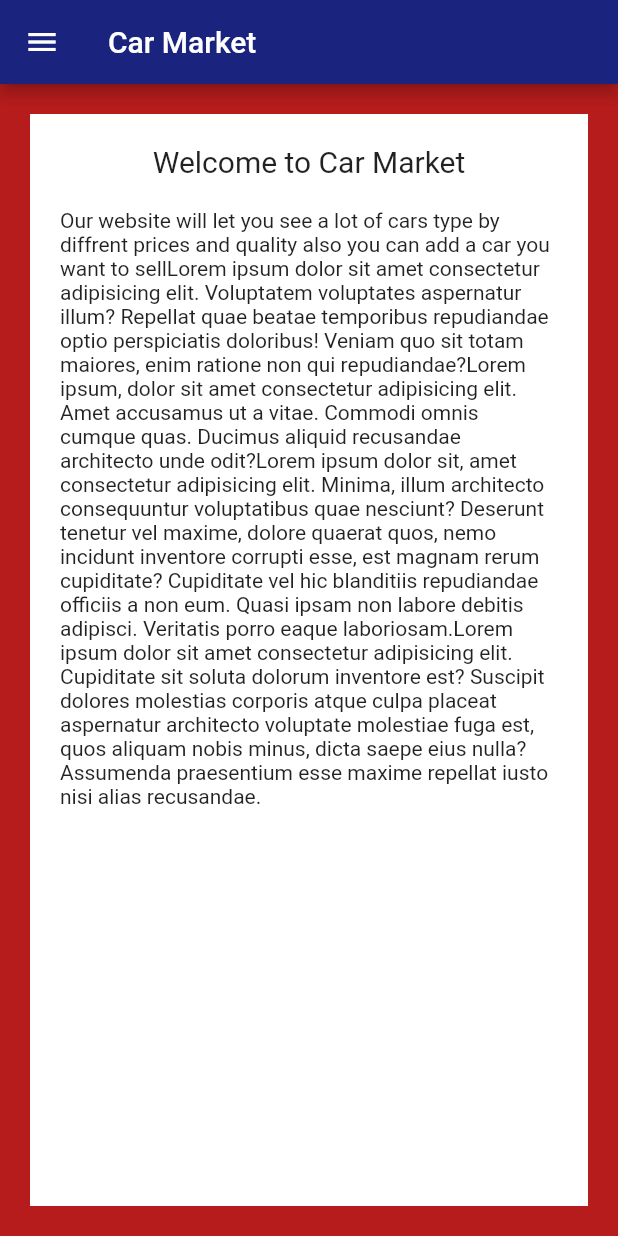
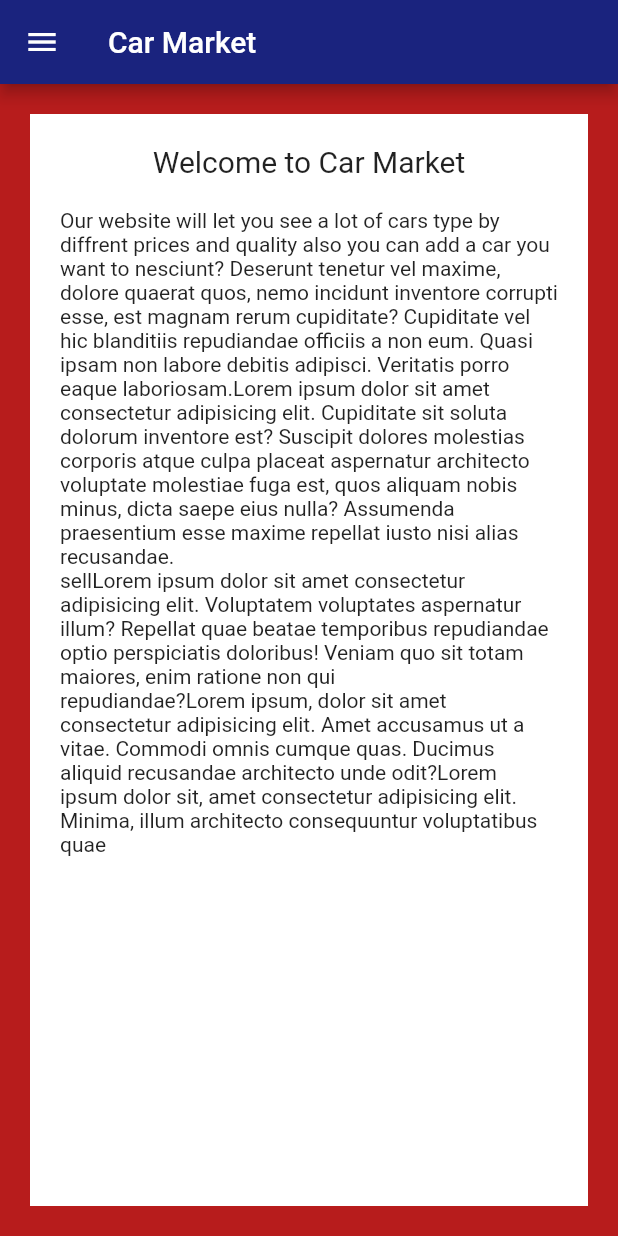
Before and after one commit to Kucun300/car_market, a Flutter app: the screen it shows after launch, on a phone screen of 412 x 824 dp. Run offline on Flutter 3.47's test engine with Material 2 defaults, Android fonts, the phone set to English and light mode, and no system bars.

Commit message:
Update Home.dart
sorting

```diff
--- a/lib/Home.dart
+++ b/lib/Home.dart
@@ -46,7 +46,9 @@ class Home extends StatelessWidget {
                 height: 20,
                 width: 300,
               ),
-              Text('Our website will let you see a lot of cars type by diffrent prices and quality also you can add a car you want to sellLorem ipsum dolor sit amet consectetur adipisicing elit. Voluptatem voluptates aspernatur illum? Repellat quae beatae temporibus repudiandae optio perspiciatis doloribus! Veniam quo sit totam maiores, enim ratione non qui repudiandae?Lorem ipsum, dolor sit amet consectetur adipisicing elit. Amet accusamus ut a vitae. Commodi omnis cumque quas. Ducimus aliquid recusandae architecto unde odit?Lorem ipsum dolor sit, amet consectetur adipisicing elit. Minima, illum architecto consequuntur voluptatibus quae nesciunt? Deserunt tenetur vel maxime, dolore quaerat quos, nemo incidunt inventore corrupti esse, est magnam rerum cupiditate? Cupiditate vel hic blanditiis repudiandae officiis a non eum. Quasi ipsam non labore debitis adipisci. Veritatis porro eaque laboriosam.Lorem ipsum dolor sit amet consectetur adipisicing elit. Cupiditate sit soluta dolorum inventore est? Suscipit dolores molestias corporis atque culpa placeat aspernatur architecto voluptate molestiae fuga est, quos aliquam nobis minus, dicta saepe eius nulla? Assumenda praesentium esse maxime repellat iusto nisi alias recusandae.'),
+              Text('Our website will let you see a lot of cars type by diffrent prices and quality also you can add a car you want to nesciunt? Deserunt tenetur vel maxime, dolore quaerat quos, nemo incidunt inventore corrupti esse, est magnam rerum cupiditate? Cupiditate vel hic blanditiis repudiandae officiis a non eum. Quasi ipsam non labore debitis adipisci. Veritatis porro eaque laboriosam.Lorem ipsum dolor sit amet consectetur adipisicing elit. Cupiditate sit soluta dolorum inventore est? Suscipit dolores molestias corporis atque culpa placeat aspernatur architecto voluptate molestiae fuga est, quos aliquam nobis minus, dicta saepe eius nulla? Assumenda praesentium esse maxime repellat iusto nisi alias recusandae.'),
+              Text('sellLorem ipsum dolor sit amet consectetur adipisicing elit. Voluptatem voluptates aspernatur illum? Repellat quae beatae temporibus repudiandae optio perspiciatis doloribus! Veniam quo sit totam maiores, enim ratione non qui'),
+              Text('repudiandae?Lorem ipsum, dolor sit amet consectetur adipisicing elit. Amet accusamus ut a vitae. Commodi omnis cumque quas. Ducimus aliquid recusandae architecto unde odit?Lorem ipsum dolor sit, amet consectetur adipisicing elit. Minima, illum architecto consequuntur voluptatibus quae'),
             ],
           ),
         ),
```
